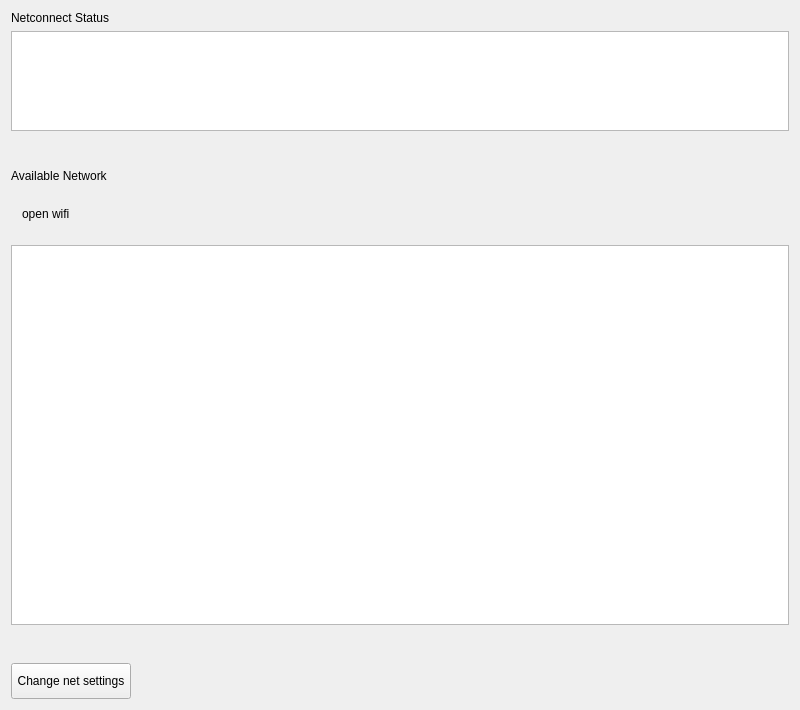
Qt form plugins/network/netconnect/netconnect.ui (ukui/ukui-control-center) before a commit.
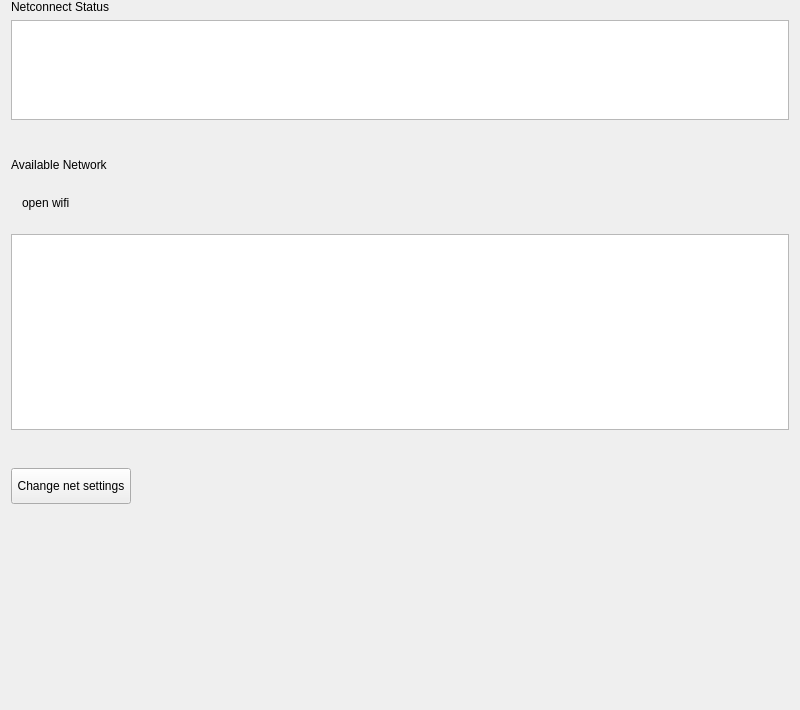
The same form after that commit.

What changed in the file:
```diff
--- a/plugins/network/netconnect/netconnect.ui
+++ b/plugins/network/netconnect/netconnect.ui
@@ -26,6 +26,9 @@
    <string notr="true">NetConnect</string>
   </property>
   <layout class="QVBoxLayout" name="verticalLayout">
+   <property name="topMargin">
+    <number>0</number>
+   </property>
    <item>
     <widget class="QLabel" name="titleLabel">
      <property name="sizePolicy">
@@ -193,6 +196,19 @@
      </item>
     </layout>
    </item>
+   <item>
+    <spacer name="verticalSpacer_3">
+     <property name="orientation">
+      <enum>Qt::Vertical</enum>
+     </property>
+     <property name="sizeHint" stdset="0">
+      <size>
+       <width>20</width>
+       <height>40</height>
+      </size>
+     </property>
+    </spacer>
+   </item>
   </layout>
  </widget>
  <layoutdefault spacing="6" margin="11"/>
```
